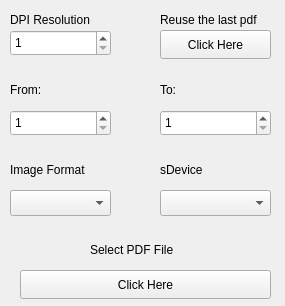
This is mainwindow.ui in su8/kurger as Qt 5 draws it before an edit. The edited form follows.
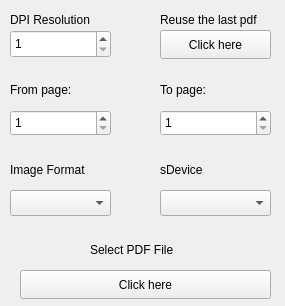
This is the edited form. Icons and pictures are not drawn.

Commit message: Make the dpi resolution button the same height as reuse the last pdf button

What changed in the file:
```diff
--- a/mainwindow.ui
+++ b/mainwindow.ui
@@ -53,7 +53,7 @@
       <x>10</x>
       <y>30</y>
       <width>101</width>
-      <height>26</height>
+      <height>28</height>
      </rect>
     </property>
     <property name="minimum">
@@ -73,7 +73,7 @@
      </rect>
     </property>
     <property name="text">
-     <string>Click Here</string>
+     <string>Click here</string>
     </property>
    </widget>
    <widget class="QLabel" name="label_3">
@@ -86,7 +86,7 @@
      </rect>
     </property>
     <property name="text">
-     <string>From:</string>
+     <string>From page:</string>
     </property>
    </widget>
    <widget class="QLabel" name="label_4">
@@ -94,12 +94,12 @@
      <rect>
       <x>160</x>
       <y>80</y>
-      <width>63</width>
+      <width>52</width>
       <height>20</height>
      </rect>
     </property>
     <property name="text">
-     <string>To:</string>
+     <string>To page:</string>
     </property>
    </widget>
    <widget class="QSpinBox" name="spinBox_2">
@@ -157,7 +157,7 @@
      </rect>
     </property>
     <property name="text">
-     <string>Click Here</string>
+     <string>Click here</string>
     </property>
    </widget>
    <widget class="QComboBox" name="comboBox">
```
The commit also changes 2 other files.
